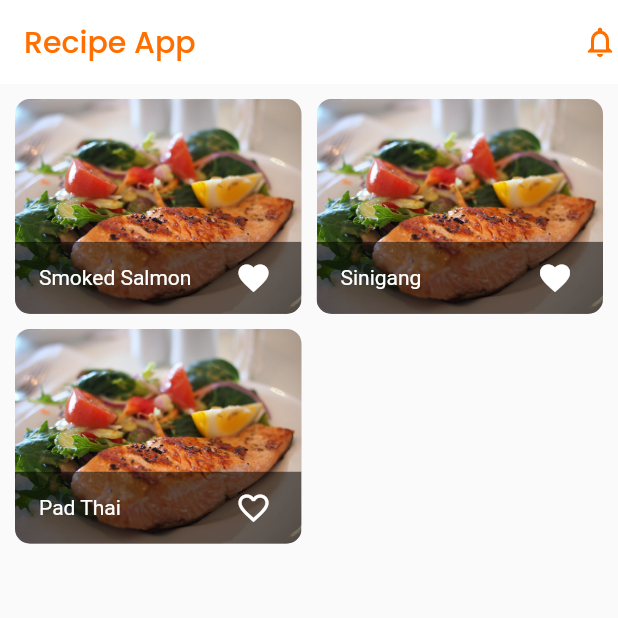
After one commit to airacalins/ffuf_20220515_recipe_app, a Flutter app: the screen it shows after launch, on a phone screen of 412 x 824 dp, the top half of it. The commit adds this screen. Run offline on Flutter 3.47's test engine with Material 2 defaults, Android fonts, the phone set to English and light mode, and no system bars.

Commit message:
get food by id

```diff
--- a/lib/main.dart
+++ b/lib/main.dart
@@ -1,7 +1,8 @@
 // ignore_for_file: prefer_const_constructors
+import 'package:ffuf_20220513_recipe_app/providers/providers.dart';
 import 'package:ffuf_20220513_recipe_app/screens/screens.dart';
 import 'package:flutter/material.dart';
-import 'package:ffuf_20220513_recipe_app/screens/food/food_overview_screen.dart';
+import 'package:provider/provider.dart';
 
 void main() {
   runApp(MyApp());
@@ -12,7 +13,11 @@ class MyApp extends StatelessWidget {
 
   @override
   Widget build(BuildContext context) {
+    return ChangeNotifierProvider(
+      create: (context) => Foods(),
+      builder: (context, child) {
         return MaterialApp(
+          debugShowCheckedModeBanner: false,
           theme: ThemeData(
             colorScheme: ColorScheme.fromSwatch().copyWith(
               primary: Colors.white,
@@ -21,8 +26,10 @@ class MyApp extends StatelessWidget {
             ),
             fontFamily: 'Poppins',
           ),
-      home: FoodOverviewScreen(),
+          home: FoodsOverviewScreen(),
           routes: {FoodDetailsScreen.routeName: (ctx) => FoodDetailsScreen()},
+        );
+      },
     );
   }
 }
--- a/lib/models/food.dart
+++ b/lib/models/food.dart
@@ -1,6 +1,7 @@
 import 'package:ffuf_20220513_recipe_app/enums/enums.dart';
+import 'package:flutter/material.dart';
 
-class Food {
+class Food with ChangeNotifier {
   final String id;
   final String name;
   final String imageUrl;
--- a/lib/providers/foods.dart
+++ b/lib/providers/foods.dart
@@ -1,11 +1,126 @@
+import 'package:ffuf_20220513_recipe_app/enums/enums.dart';
 import 'package:ffuf_20220513_recipe_app/models/models.dart';
 import 'package:flutter/material.dart';
 
 class Foods with ChangeNotifier {
-  List<Food> _foods = List.empty(growable: true);
+  final List<Food> _foods = [
+    Food(
+      id: 'f1',
+      name: 'Smoked Salmon',
+      imageUrl:
+          'https://images.pexels.com/photos/9671541/pexels-photo-9671541.png?auto=compress&cs=tinysrgb&dpr=2&h=650&w=940',
+      course: Courses.MainDish,
+      cuisineId: 's7',
+      difficulty: Difficulty.Challenging,
+      affordability: Affordability.Expensive,
+      preparationTime: '25 minutes',
+      cookingTime: '10 minutes',
+      servings: 3,
+      isFavorite: false,
+      ingredients: [
+        '1/2 teaspoon pepper',
+        '1 to 2 tablespoons liquid smoke',
+        'Optional: Capers and lemon slices',
+        '1 salmon fillet (about 2 pounds)',
+        '2 tablespoons brown sugar',
+        '2 teaspoons salt'
+      ],
+      instructions: [
+        'Place salmon, skin side down, in an 11x7-in. baking pan coated with cooking spray. Sprinkle with brown sugar, salt and pepper. Drizzle with liquid smoke. Cover and refrigerate for 4-8 hours.',
+        'Drain salmon, discarding liquid. Bake, uncovered, at 350° until fish flakes easily with a fork, 35-45 minutes. Cool to room temperature. Cover and refrigerate for 8 hours or overnight. If desired, serve with capers and lemon slices.'
+      ],
+    ),
+    Food(
+      id: 'f2',
+      name: 'Sinigang',
+      imageUrl:
+          'https://panlasangpinoy.com/wp-content/uploads/2018/11/Sinigang-na-Baboy-Recipe.jpg',
+      course: Courses.MainDish,
+      cuisineId: 's6',
+      difficulty: Difficulty.EasyPeasy,
+      affordability: Affordability.Pricey,
+      preparationTime: '30 minutes',
+      cookingTime: '10 minutes',
+      servings: 6,
+      isFavorite: false,
+      ingredients: [
+        '2 lbs pork belly or buto-buto',
+        '1 bunch spinach or kang-kong',
+        '3 tablespoons fish sauce',
+        '12 pieces string beans sitaw, cut in 2 inch length',
+        '2 pieces tomato quartered',
+        '3 pieces chili or banana pepper',
+        '1 tablespoons cooking oil',
+        '2 quarts water',
+        '1 piece onion sliced',
+        '2 pieces taro gabi, quartered',
+        '1 pack sinigang mix good for 2 liters wat'
+      ],
+      instructions: [
+        'Heat the pot and put-in the cooking oil',
+        'Sauté the onion until its layers separate from each other',
+        'Add the pork belly and cook until outer part turns light brown',
+        'Put-in the fish sauce and mix with the ingredients',
+        'Pour the water and bring to a boil',
+        'Add the taro and tomatoes then simmer for 40 minutes or until pork is tender',
+        'Put-in the sinigang mix and chili',
+        'Add the string beans (and other vegetables if there are any) and simmer for 5 to 8 minutes',
+        'Put-in the spinach, turn off the heat, and cover the pot. Let the spinach cook using the remaining heat in the pot.',
+        'Serve hot. Share and enjoy!'
+      ],
+    ),
+    Food(
+      id: 'f3',
+      name: 'Pad Thai',
+      imageUrl:
+          'https://cdn.pixabay.com/photo/2018/07/18/06/36/egg-net-3545650_1280.jpg',
+      course: Courses.MainDish,
+      cuisineId: 's13',
+      difficulty: Difficulty.Challenging,
+      affordability: Affordability.Pricey,
+      preparationTime: '20 minutes',
+      cookingTime: '10 minutes',
+      servings: 2,
+      isFavorite: true,
+      ingredients: [
+        '125 g / 4oz Chang’s Pad Thai dried rice sticks (Note 1)',
+        '1 1/2 tbsp tamarind puree (Note 2)',
+        '3 tbsp (packed) brown sugar',
+        '2 tbsp fish sauce (Note 3)',
+        '1 1/2 tbsp oyster sauce (Note 4)',
+        '2 – 3 tbsp vegetable or canola oil',
+        '1/2 onion , sliced (brown, yellow)',
+        '2 garlic cloves , finely chopped',
+        '150 g/5oz chicken breast (or thigh) , thinly sliced',
+        '2 eggs , lightly whisked',
+        '1 1/2 cups of beansprouts',
+        '1/2 cup firm tofu, cut into 3cm / 1 1/4″ batons (see photo)',
+        '1/4 cup garlic chives , cut into 3cm / 1 1/4″ pieces',
+        '1/4 cup finely chopped peanuts',
+        'Lime wedges (essential)',
+        'Ground chilli or cayenne pepper (optional)',
+        'More beansprouts'
+      ],
+      instructions: [
+        'Place noodles in a large bowl, pour over plenty of boiling water. Soak for 5 minutes, then drain in a colander and quickly rinse under cold water. Don’t leave them sitting around for more than 5 – 10 minutes.',
+        'Mix Sauce in small bowl.',
+        'Heat 2 tbsp oil in a large non stick pan (or well seasoned skillet) over high heat. Add garlic and onion, cook for 30 seconds.',
+        'Add chicken and cook for 1 1/2 minutes until mostly cooked through.',
+        'Push to one side of the pan, pour egg in on the other side. Scramble using the wooden spoon (add touch of extra oil if pan is too dry), then mix into chicken.',
+        'Add bean sprouts, tofu, noodles then Sauce.',
+        'Toss gently for about 1 1/2 minutes until Sauce is absorbed by the noodles.',
+        'Add garlic chives and half the peanuts. Toss through quickly then remove from heat.',
+        'Serve immediately, sprinkled with remaining peanuts and lime wedges on the side, with a sprinkle of chilli and a handful of extra beansprouts on the side if desired (this is the Thai way!). Squeeze over lime juice to taste before eating.'
+      ],
+    )
+  ];
 
   List<Food> get foods {
     return [..._foods];
+  }
+
+  Food findById(String id) {
+    return _foods.firstWhere((food) => food.id == id);
   }
 
   void createFood(Food food) {
--- /dev/null
+++ b/lib/screens/food/foods_overview_screen.dart
@@ -0,0 +1,25 @@
+// ignore_for_file: prefer_const_constructors, use_key_in_widget_constructors
+
+import 'package:flutter/material.dart';
+import 'package:ffuf_20220513_recipe_app/widgets/widgets.dart';
+
+class FoodsOverviewScreen extends StatelessWidget {
+  @override
+  Widget build(BuildContext context) {
+    return Scaffold(
+      appBar: AppBar(
+        elevation: 0,
+        title: Text('Recipe App'),
+        // ignore: prefer_const_literals_to_create_immutables
+        actions: [
+          Icon(Icons.notifications_none_outlined),
+        ],
+      ),
+      body: Padding(
+        padding: const EdgeInsets.all(10.0),
+        child: FoodsGrid(),
+      ),
+    );
+    ;
+  }
+}
--- a/lib/screens/screens.dart
+++ b/lib/screens/screens.dart
@@ -1,3 +1,4 @@
 export 'package:ffuf_20220513_recipe_app/screens/food/create_food.dart';
 export 'package:ffuf_20220513_recipe_app/screens/food/food_details_screen.dart';
 export 'package:ffuf_20220513_recipe_app/screens/food/foods_screen.dart';
+export 'package:ffuf_20220513_recipe_app/screens/food/foods_overview_screen.dart';
--- /dev/null
+++ b/lib/widgets/food/foods_grid.dart
@@ -0,0 +1,27 @@
+import 'package:ffuf_20220513_recipe_app/providers/providers.dart';
+import 'package:ffuf_20220513_recipe_app/widgets/widgets.dart';
+import 'package:flutter/material.dart';
+import 'package:provider/provider.dart';
+
+class FoodsGrid extends StatelessWidget {
+  const FoodsGrid({
+    Key? key,
+  }) : super(key: key);
+
+  @override
+  Widget build(BuildContext context) {
+    final foodsData = Provider.of<Foods>(context);
+    final foods = foodsData.foods;
+
+    return GridView.builder(
+      itemCount: foods.length,
+      itemBuilder: (context, index) => FoodItem(foods[index]),
+      gridDelegate: const SliverGridDelegateWithFixedCrossAxisCount(
+        crossAxisCount: 2,
+        childAspectRatio: 4 / 3,
+        crossAxisSpacing: 10,
+        mainAxisSpacing: 10,
+      ),
+    );
+  }
+}
--- a/lib/widgets/widgets.dart
+++ b/lib/widgets/widgets.dart
@@ -1,4 +1,5 @@
 export 'package:ffuf_20220513_recipe_app/widgets/home/home_banner.dart';
+export 'package:ffuf_20220513_recipe_app/widgets/food/foods_grid.dart';
 export 'package:ffuf_20220513_recipe_app/widgets/food/food_item.dart';
 export 'package:ffuf_20220513_recipe_app/widgets/headline/headline_1.dart';
 export 'package:ffuf_20220513_recipe_app/widgets/headline/headline_2.dart';
```
Also changed, not shown: lib/screens/food/food_details_screen.dart (+9 -1 lines), lib/screens/food/food_overview_screen.dart (deleted, +0 -150 lines), pubspec.lock, 1 other file. Lines whose indentation alone changed are shown as unchanged.
